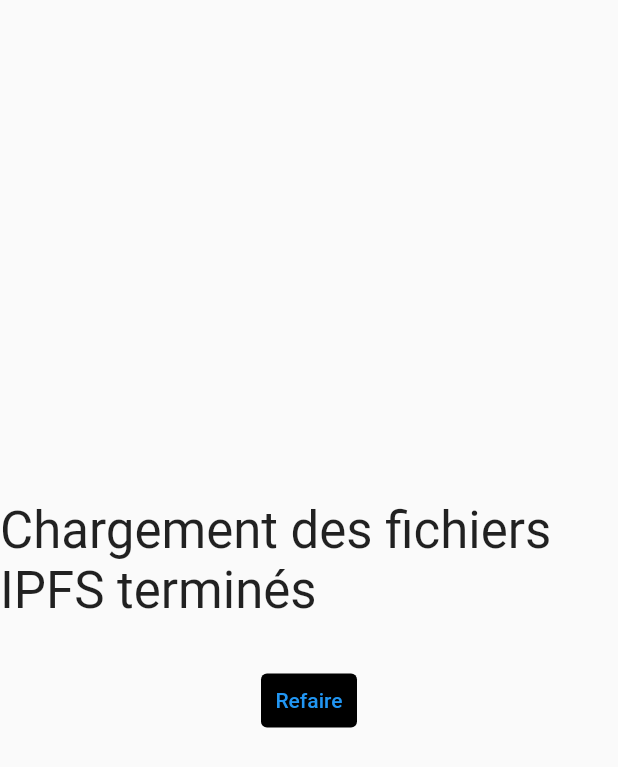
After one commit to MonteCrypto999/Artor-light, a Flutter app: the screen it shows after launch, after a tap on "Charger les images sur serveur IPFS", on a phone screen of 412 x 824 dp. The commit adds this screen. Shown: the top 767 px of the screen. Run offline on Flutter 3.47's test engine with Material 2 defaults, Android fonts, the phone set to English and light mode, and no system bars; missing offline and left inert: dart:ffi; statements that could not run were skipped.

Commit message:
[FUNCTIONS] Add IPFS Loading Button and refactor

```diff
--- a/lib/screens/home_screens.dart
+++ b/lib/screens/home_screens.dart
@@ -2,6 +2,7 @@
 
 import 'components/title_component.dart';
 
+import 'ipfs_screen.dart';
 import 'processing_screens.dart';
 import 'traits_screen.dart';
 
@@ -80,14 +81,24 @@
           ),
           TextButton(
             onPressed: () {
-              if (_formK.currentState!.validate()) {
-                _formK.currentState!.save();
-                Navigator.push(
-                    context, MaterialPageRoute(builder: (_) => TraitsScreen()));
-              }
+              Navigator.push(
+                  context, MaterialPageRoute(builder: (_) => TraitsScreen()));
             },
             child: Text(
               'Calculer les traits du projet',
+              style: TextStyle(color: Colors.white),
+            ),
+          ),
+          SizedBox(
+            height: 20,
+          ),
+          TextButton(
+            onPressed: () {
+              Navigator.push(
+                  context, MaterialPageRoute(builder: (_) => IPFSScreen()));
+            },
+            child: Text(
+              'Charger les images sur serveur IPFS',
               style: TextStyle(color: Colors.white),
             ),
           ),
--- /dev/null
+++ b/lib/screens/ipfs_screen.dart
@@ -0,0 +1,43 @@
+import 'package:flutter/material.dart';
+
+import '/src/functions.dart';
+
+class IPFSScreen extends StatelessWidget {
+  const IPFSScreen({Key? key}) : super(key: key);
+
+  @override
+  Widget build(BuildContext context) {
+    return Material(
+      child: Container(
+          alignment: Alignment.center,
+          child: FutureBuilder<void>(
+              future: uploadAllFilestoIPFS(),
+              builder: (c, snap) {
+                String _message;
+                if (snap.connectionState != ConnectionState.done) {
+                  return CircularProgressIndicator();
+                }
+
+                if (snap.hasError) {
+                  _message = 'Erreur, merci de réessayer plus tard';
+                }
+
+                _message = 'Chargement des fichiers IPFS terminés';
+                return Column(
+                  mainAxisAlignment: MainAxisAlignment.center,
+                  children: [
+                    Text(
+                      _message,
+                      style: TextStyle(fontSize: 34.0),
+                    ),
+                    SizedBox(height: 30.0),
+                    TextButton(
+                      child: Text('Refaire'),
+                      onPressed: () => Navigator.pop(context),
+                    )
+                  ],
+                );
+              })),
+    );
+  }
+}
--- a/lib/src/functions.dart
+++ b/lib/src/functions.dart
@@ -1,5 +1,6 @@
 import 'dart:async';
 import 'dart:convert';
+import 'dart:ffi';
 import 'dart:io';
 import 'dart:ui' as ui;
 import 'package:path/path.dart' show dirname;
@@ -45,9 +46,10 @@
       length > 0 ? '${this[0].toUpperCase()}${substring(1)}' : '';
   String toTitleCase() =>
       split(' ').map((str) => str.toCapitalized()).join(' ');
+  String getExtensionName() => split('.').last;
 }
 
-Future<String> saveImage(_editionCount) async {
+Future<void> saveImage(_editionCount) async {
   final _picture = recorder.endRecording();
   final _img = await _picture.toImage(width, height);
   final _encodePng = await _img.toByteData(format: ui.ImageByteFormat.png);
@@ -55,19 +57,12 @@
   if (_encodePng != null) {
     final _file = File('$dir/output/${_formatter.format(_editionCount)}.png');
     _file.writeAsBytesSync(_encodePng.buffer.asUint8List());
-    // if (haveConfig) {
-    //   return await uploadFiletoIPFS(_file);
-    // }
-
-    return "QmbBzNmmBZMqsrhuqLjnKeG1H5NeS515QrcevyBRSkryoy"; // TODO Change for the deployment
-  } else {
-    return "";
   }
 }
 
-void addMetadata(String name, int edition, String ipfsHash) async {
+void addMetadata(String name, int edition) async {
   final Map<String, dynamic> _attr = {};
-  final String image = 'ipfs://$ipfsHash';
+  const String image = "ipfs";
 
   final _editionWithDigits = _formatter.format(edition);
   String? base;
@@ -77,6 +72,10 @@
       if (attr.name.toLowerCase() == _filterBase.toLowerCase()) {
         base = attr.attributes.first.value.replaceAll(_filterBase, "").trim();
         continue;
+      }
+      for (var attribute in attr.attributes) {
+        String _metaSanitize = sanitizeMeta(attribute.value, base!);
+        attribute.value = _metaSanitize;
       }
 
       final _attrValues = attr.toJson();
@@ -353,6 +352,24 @@
     }
   }
   return _isSized;
+}
+
+String sanitizeMeta(String value, String base) {
+  final _splitBase = base.split(" ");
+  final _splitValue = value.split(" ");
+
+  List<String> _sanitizedValue = List.from(_splitValue);
+
+  for (String _valPart in _splitValue) {
+    for (String _basePart in _splitBase) {
+      if (_valPart.toLowerCase() == _basePart.toLowerCase()) {
+        int _id = _splitValue.indexOf(_valPart);
+        _splitValue[_id] = "";
+      }
+    }
+  }
+
+  return _splitValue.join(" ").trim();
 }
 
 List<RandomElement> applyRules(
@@ -702,6 +719,45 @@
   return _decode["Hash"];
 }
 
+Future<dynamic> uploadAllFilestoIPFS() async {
+  const _pngExtension = 'png';
+  const _jsonExtension = 'json';
+
+  final Directory _pathDir = Directory('$dir$outputDir');
+  final List<FileSystemEntity> entities =
+      await _pathDir.list(followLinks: false).toList();
+
+  final List<File> _rawFileList = entities.whereType<File>().toList();
+
+  final List<File> _pngList = _rawFileList
+      .where((file) => file.path.getExtensionName() == _pngExtension)
+      .toList();
+
+  for (File _png in _pngList) {
+    final _filename = _png.path.split('\\').last.split('.').first;
+    final _trimFilename = int.parse(_filename).toString();
+    final _metaRawFile = File('$dir$outputDir/$_trimFilename.$_jsonExtension');
+
+    if (!await _metaRawFile.exists()) {
+      throw "Error: Metadata File for $_trimFilename doesn't exists";
+    }
+
+    if (!await _png.exists()) {
+      throw "Error: Image File for $_trimFilename doesn't exists";
+    }
+
+    // final _ipfsHash = await uploadFiletoIPFS(_png);
+    const _ipfsHash = 'testIPFS';
+
+    final _jsonFile = await readJsonFile(_metaRawFile.path, absolutePath: true);
+    MetadataNFT _meta = MetadataNFT.fromJson(_jsonFile);
+
+    final _newMeta = MetadataNFT.from(_meta, image: 'ipfs://$_ipfsHash');
+
+    await _metaRawFile.writeAsString(jsonEncode(_newMeta));
+  }
+}
+
 Future<void> uploadNFT(int edition, MetadataNFT metadata) async {
   if (!haveConfig) {
     throw 'Error: Cant upload without config json file';
@@ -755,14 +811,11 @@
       nftCanvas = ui.Canvas(recorder);
 
       await constructLayerToDna(newDna, race);
-
-      String _ipfsHash = await saveImage(editionCount);
-      if (_ipfsHash.isEmpty) {
-        throw 'Error: ipfs hash invalid';
-      }
-      addMetadata(editionCount.toString(), editionCount, _ipfsHash);
+      await saveImage(editionCount);
+      addMetadata(editionCount.toString(), editionCount);
 
       dnaList.add(newDna);
+      print(newDna);
       editionCount++;
     } else {
       print("DNA exists!");
```
Also changed, not shown: lib/src/models/metadata_nft.dart (+18 -0 lines).
